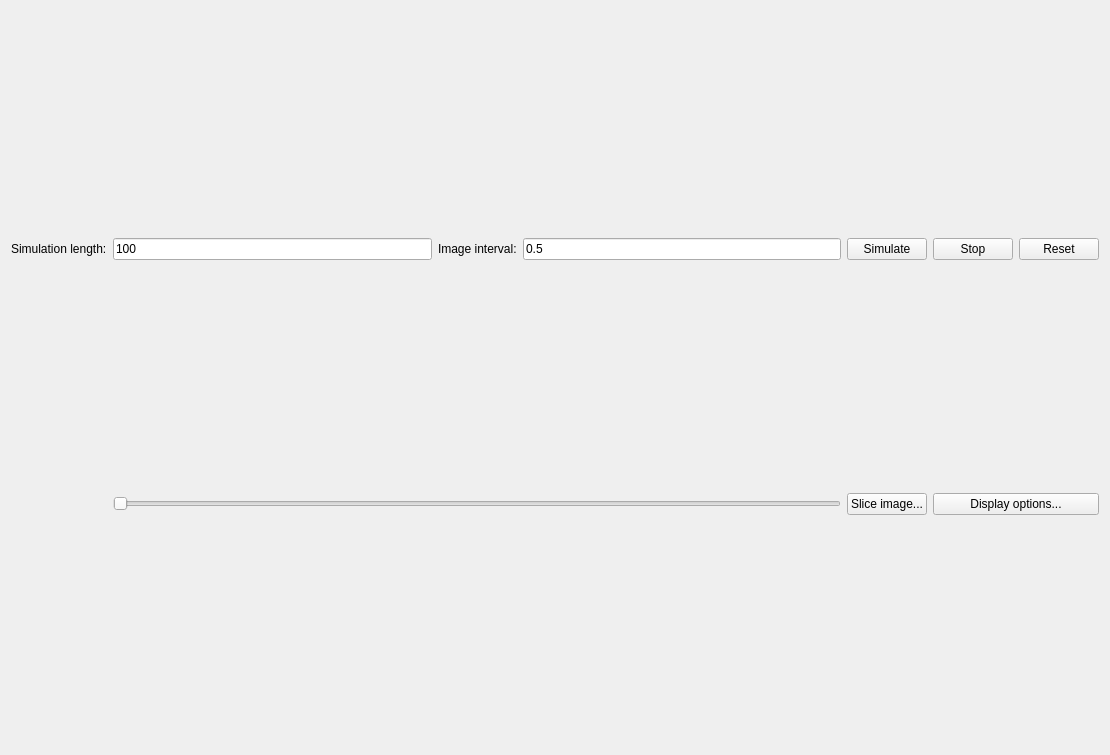
This is src/gui/tabs/tabsimulate.ui in spatial-model-editor/spatial-model-editor as Qt 5 draws it before an edit. The edited form follows.
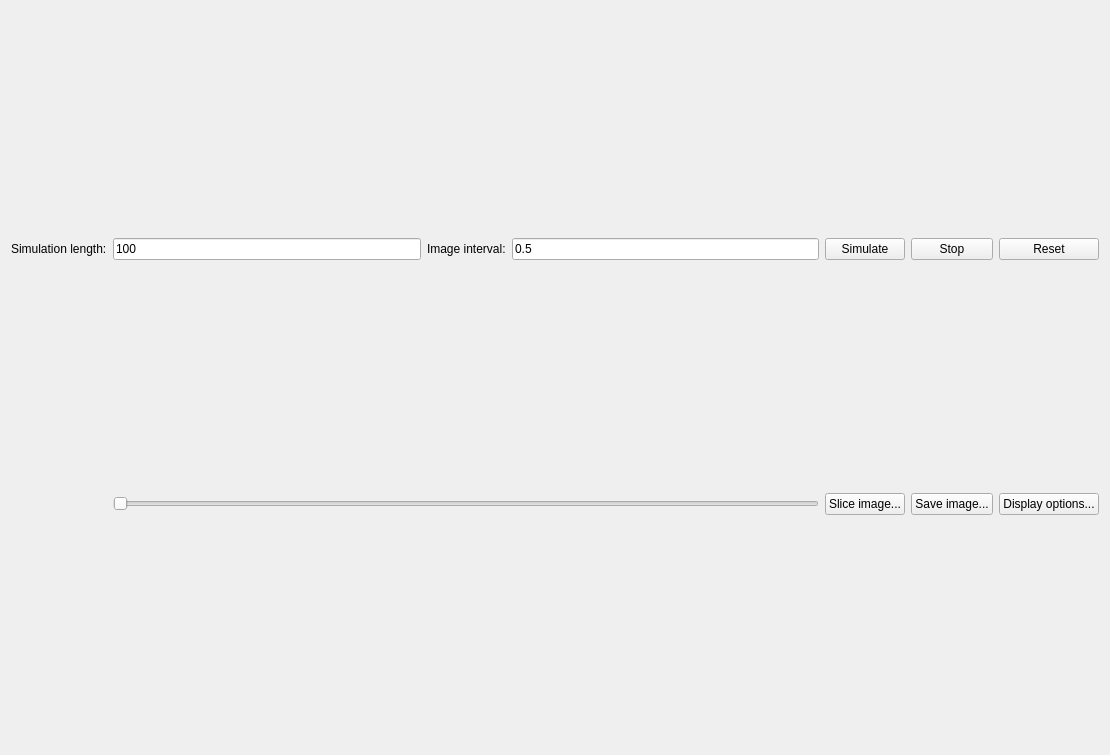
This is the edited form.

Commit message: add option to save simulation image   - sliced image dialog now has a "save" button   - simulation tab now has a "save image" button     - resolves #165   - for now both save an image in png format

What changed in the file:
```diff
--- a/src/gui/tabs/tabsimulate.ui
+++ b/src/gui/tabs/tabsimulate.ui
@@ -37,13 +37,6 @@
        </property>
       </widget>
      </item>
-     <item row="2" column="6" colspan="2">
-      <widget class="QPushButton" name="btnDisplayOptions">
-       <property name="text">
-        <string>Display options...</string>
-       </property>
-      </widget>
-     </item>
      <item row="0" column="6">
       <widget class="QPushButton" name="btnStopSimulation">
        <property name="text">
@@ -120,6 +113,20 @@
        </property>
       </widget>
      </item>
+     <item row="2" column="7">
+      <widget class="QPushButton" name="btnDisplayOptions">
+       <property name="text">
+        <string>Display options...</string>
+       </property>
+      </widget>
+     </item>
+     <item row="2" column="6">
+      <widget class="QPushButton" name="btnSaveImage">
+       <property name="text">
+        <string>Save image...</string>
+       </property>
+      </widget>
+     </item>
     </layout>
    </item>
   </layout>
```
The commit also changes 8 other files.
